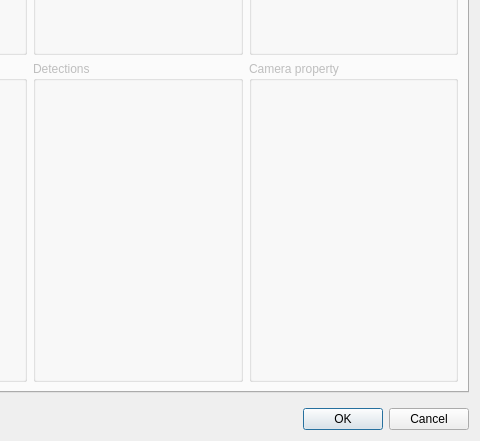
The window that Editor/Dialogs/dialogsystems.ui (RPG-Paper-Maker/RPG-Paper-Maker) describes before a commit, drawn with Qt 5; both pictures show x 470 to 950 and y 312 to 753 of the 950 by 753 pixel window.
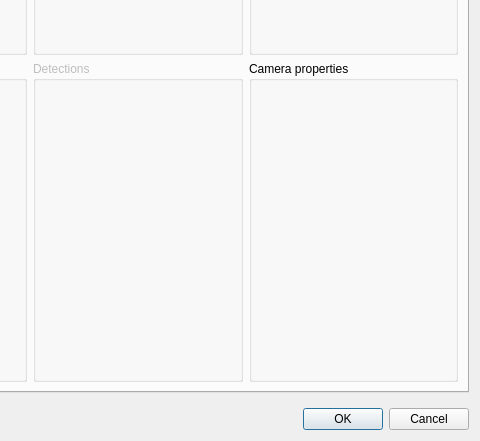
The same window after the commit. The open tabs and pages were chosen to show the change. Custom widgets are drawn as their Qt base class.

Commit message: [WIP] Camera properties: model

```diff
--- a/Editor/Dialogs/dialogsystems.ui
+++ b/Editor/Dialogs/dialogsystems.ui
@@ -629,10 +629,10 @@
              <item>
               <widget class="QGroupBox" name="groupBox_9">
                <property name="enabled">
-                <bool>false</bool>
+                <bool>true</bool>
                </property>
                <property name="title">
-                <string>Camera property</string>
+                <string>Camera properties</string>
                </property>
                <layout class="QGridLayout" name="gridLayout_12">
                 <item row="0" column="0">
```
Left out of the diff: 4 changed lines with no effect on the pictures. The commit also changes 10 other files.
